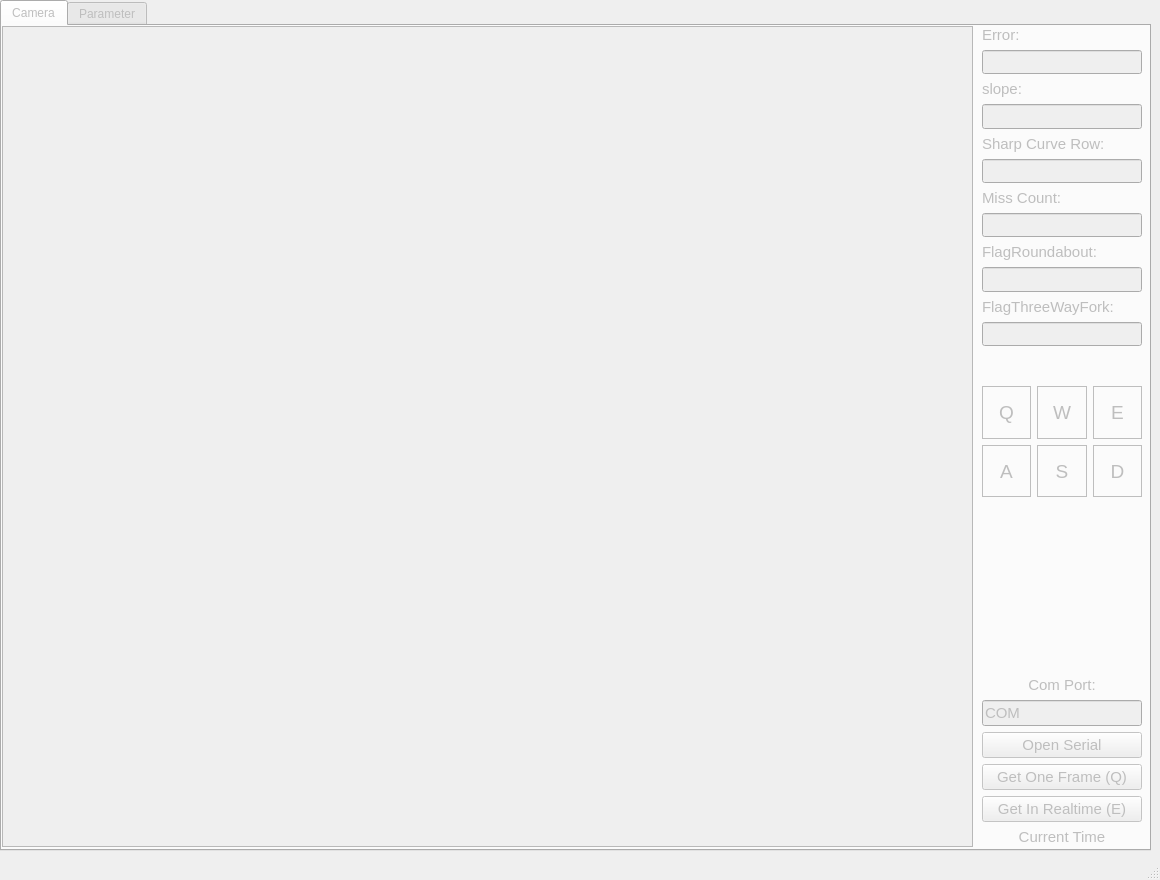
Qt form ui.ui (DarkerWhite/smart-car-viewer) before a commit.
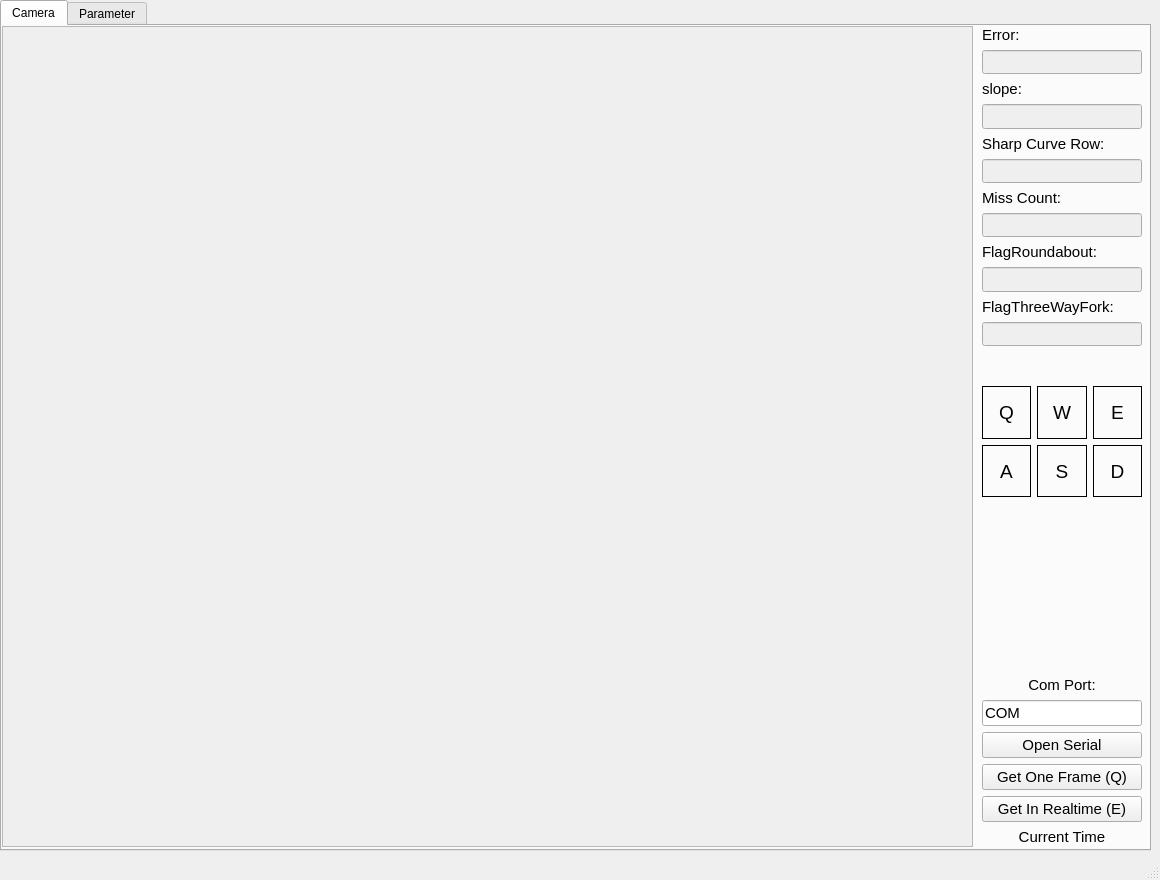
The same form after that commit.

Patch:
```diff
--- a/ui.ui
+++ b/ui.ui
@@ -25,7 +25,7 @@
   <widget class="QWidget" name="centralwidget">
    <widget class="QTabWidget" name="tabWidget">
     <property name="enabled">
-     <bool>false</bool>
+     <bool>true</bool>
     </property>
     <property name="geometry">
      <rect>
@@ -229,7 +229,7 @@
        <item>
         <widget class="QLineEdit" name="edit_port">
          <property name="enabled">
-          <bool>false</bool>
+          <bool>true</bool>
          </property>
          <property name="font">
           <font>
@@ -256,7 +256,7 @@
        <item>
         <widget class="QPushButton" name="button_get_one">
          <property name="enabled">
-          <bool>false</bool>
+          <bool>true</bool>
          </property>
          <property name="font">
           <font>
```
